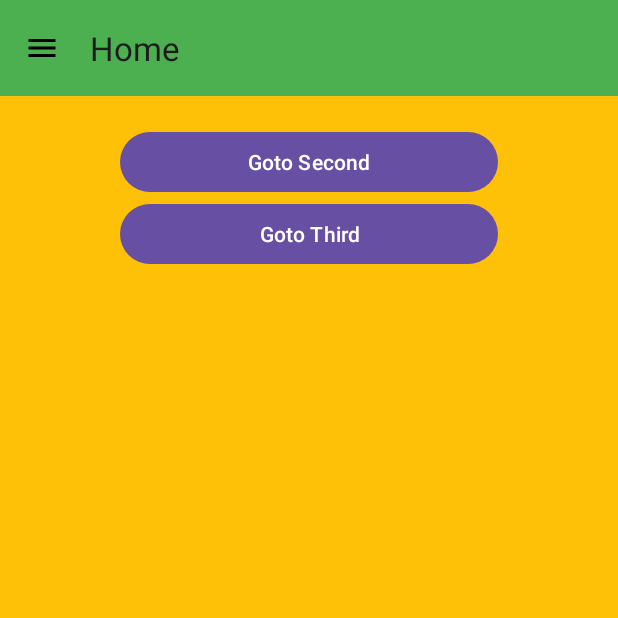
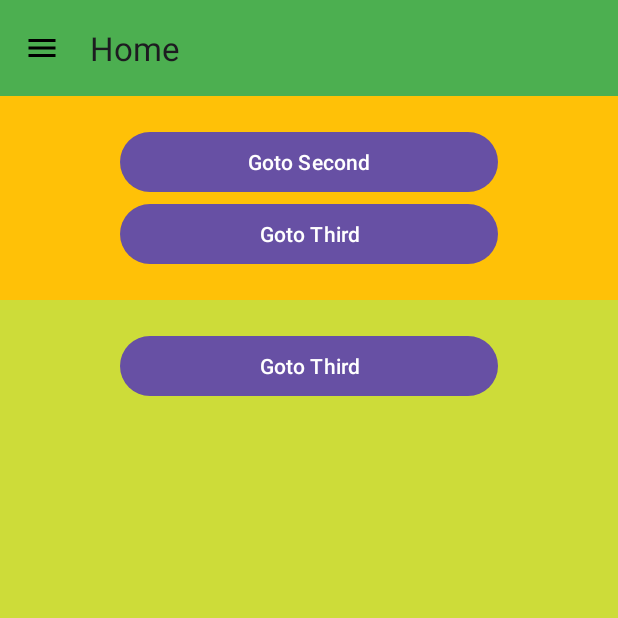
Before and after one commit to AhmedJawadAman/NavigationComponent, an Android app: the screen it shows after launch (MainActivity), on a phone screen of 412 x 824 dp, the top half of it. Run offline under Robolectric (Android 15) with nearby library versions, the phone set to English and light mode, and no system bars; our stand-ins replace navigation-ui.

Commit message:
First Commit

```diff
--- a/app/src/main/java/com/example/navigationcomponent/fragments/FirstFragment.kt
+++ b/app/src/main/java/com/example/navigationcomponent/fragments/FirstFragment.kt
@@ -5,6 +5,7 @@ import android.view.LayoutInflater
 import android.view.View
 import android.view.ViewGroup
 import androidx.fragment.app.Fragment
+import androidx.fragment.app.commit
 import androidx.navigation.fragment.findNavController
 import com.example.navigationcomponent.R
 import com.example.navigationcomponent.databinding.FragmentFirstFragmentBinding
@@ -14,7 +15,7 @@ class FirstFragment : Fragment() {
     override fun onCreateView(
         inflater: LayoutInflater, container: ViewGroup?,
         savedInstanceState: Bundle?
-    ): View? {
+    ): View {
         _binding= FragmentFirstFragmentBinding.inflate(inflater , container, false)
         return _binding.root
 
@@ -30,5 +31,13 @@ class FirstFragment : Fragment() {
 
             findNavController().navigate(R.id.action_firstFragment_to_thirdFragment)
         }
+        loadNestedFragment()
+    }
+    private fun loadNestedFragment() {
+        // Use childFragmentManager to load the nested fragment
+        childFragmentManager.commit {
+            replace(R.id.nestedFragmentContainer, NestedFirstFragment())
+            setReorderingAllowed(true)
+        }
     }
 }
--- /dev/null
+++ b/app/src/main/java/com/example/navigationcomponent/fragments/NestedFirstFragment.kt
@@ -0,0 +1,40 @@
+package com.example.navigationcomponent.fragments
+
+import android.os.Bundle
+import android.view.LayoutInflater
+import android.view.View
+import android.view.ViewGroup
+import androidx.fragment.app.Fragment
+import androidx.navigation.fragment.findNavController
+import com.example.navigationcomponent.R
+import com.example.navigationcomponent.databinding.FragmentNestedFirstBinding
+
+class NestedFirstFragment : Fragment() {
+    private var _binding: FragmentNestedFirstBinding? = null
+    private val binding get() = _binding!!
+
+
+    override fun onCreateView(
+        inflater: LayoutInflater, container: ViewGroup?,
+        savedInstanceState: Bundle?
+    ): View {
+        _binding = FragmentNestedFirstBinding.inflate(inflater, container, false)
+        return binding.root
+
+    }
+    override fun onViewCreated(view: View, savedInstanceState: Bundle?) {
+        super.onViewCreated(view, savedInstanceState)
+
+        // Set click listener for the GoToThird button
+        binding.GoToThird.setOnClickListener {
+            // Use the parent fragment's NavController to navigate to ThirdFragment
+            findNavController().navigate(R.id.thirdFragment)
+        }
+    }
+
+
+    override fun onDestroyView() {
+        super.onDestroyView()
+        _binding = null
+    }
+}
--- a/app/src/main/res/drawable/ic_home.xml
+++ b/app/src/main/res/drawable/ic_home.xml
@@ -1,4 +1,4 @@
-<vector xmlns:android="http://schemas.android.com/apk/res/android" android:height="24dp" android:tint="#000000" android:viewportHeight="24" android:viewportWidth="24" android:width="24dp">
+<vector xmlns:android="http://schemas.android.com/apk/res/android" android:height="24dp" android:tint="#FF5722" android:viewportHeight="24" android:viewportWidth="24" android:width="24dp">
 
     <path android:fillColor="@android:color/white" android:pathData="M10,20v-6h4v6h5v-8h3L12,3 2,12h3v8z"/>
 
--- a/app/src/main/res/drawable/ic_logout.xml
+++ b/app/src/main/res/drawable/ic_logout.xml
@@ -1,4 +1,4 @@
-<vector xmlns:android="http://schemas.android.com/apk/res/android" android:autoMirrored="true" android:height="24dp" android:tint="#000000" android:viewportHeight="24" android:viewportWidth="24" android:width="24dp">
+<vector xmlns:android="http://schemas.android.com/apk/res/android" android:autoMirrored="true" android:height="24dp" android:tint="#FF5722" android:viewportHeight="24" android:viewportWidth="24" android:width="24dp">
 
     <path android:fillColor="@android:color/white" android:pathData="M17,7l-1.41,1.41L18.17,11H8v2h10.17l-2.58,2.58L17,17l5,-5zM4,5h8V3H4c-1.1,0 -2,0.9 -2,2v14c0,1.1 0.9,2 2,2h8v-2H4V5z"/>
 
--- a/app/src/main/res/drawable/ic_profile.xml
+++ b/app/src/main/res/drawable/ic_profile.xml
@@ -1,4 +1,4 @@
-<vector xmlns:android="http://schemas.android.com/apk/res/android" android:height="24dp" android:tint="#000000" android:viewportHeight="24" android:viewportWidth="24" android:width="24dp">
+<vector xmlns:android="http://schemas.android.com/apk/res/android" android:height="24dp" android:tint="#FF5722" android:viewportHeight="24" android:viewportWidth="24" android:width="24dp">
 
     <path android:fillColor="@android:color/white" android:pathData="M21,3H3C1.9,3 1,3.9 1,5v8h2V5h18v16c1.1,0 2,-0.9 2,-2V5C23,3.9 22.1,3 21,3z"/>
 
--- a/app/src/main/res/drawable/ic_settings.xml
+++ b/app/src/main/res/drawable/ic_settings.xml
@@ -1,4 +1,4 @@
-<vector xmlns:android="http://schemas.android.com/apk/res/android" android:height="24dp" android:tint="#000000" android:viewportHeight="24" android:viewportWidth="24" android:width="24dp">
+<vector xmlns:android="http://schemas.android.com/apk/res/android" android:height="24dp" android:tint="#FF5722" android:viewportHeight="24" android:viewportWidth="24" android:width="24dp">
 
     <path android:fillColor="@android:color/white" android:pathData="M19.14,12.94c0.04,-0.3 0.06,-0.61 0.06,-0.94c0,-0.32 -0.02,-0.64 -0.07,-0.94l2.03,-1.58c0.18,-0.14 0.23,-0.41 0.12,-0.61l-1.92,-3.32c-0.12,-0.22 -0.37,-0.29 -0.59,-0.22l-2.39,0.96c-0.5,-0.38 -1.03,-0.7 -1.62,-0.94L14.4,2.81c-0.04,-0.24 -0.24,-0.41 -0.48,-0.41h-3.84c-0.24,0 -0.43,0.17 -0.47,0.41L9.25,5.35C8.66,5.59 8.12,5.92 7.63,6.29L5.24,5.33c-0.22,-0.08 -0.47,0 -0.59,0.22L2.74,8.87C2.62,9.08 2.66,9.34 2.86,9.48l2.03,1.58C4.84,11.36 4.8,11.69 4.8,12s0.02,0.64 0.07,0.94l-2.03,1.58c-0.18,0.14 -0.23,0.41 -0.12,0.61l1.92,3.32c0.12,0.22 0.37,0.29 0.59,0.22l2.39,-0.96c0.5,0.38 1.03,0.7 1.62,0.94l0.36,2.54c0.05,0.24 0.24,0.41 0.48,0.41h3.84c0.24,0 0.44,-0.17 0.47,-0.41l0.36,-2.54c0.59,-0.24 1.13,-0.56 1.62,-0.94l2.39,0.96c0.22,0.08 0.47,0 0.59,-0.22l1.92,-3.32c0.12,-0.22 0.07,-0.47 -0.12,-0.61L19.14,12.94zM12,15.6c-1.98,0 -3.6,-1.62 -3.6,-3.6s1.62,-3.6 3.6,-3.6s3.6,1.62 3.6,3.6S13.98,15.6 12,15.6z"/>
 
--- a/app/src/main/res/drawable/ic_user.xml
+++ b/app/src/main/res/drawable/ic_user.xml
@@ -1,4 +1,4 @@
-<vector xmlns:android="http://schemas.android.com/apk/res/android" android:height="24dp" android:tint="#000000" android:viewportHeight="24" android:viewportWidth="24" android:width="24dp">
+<vector xmlns:android="http://schemas.android.com/apk/res/android" android:height="24dp" android:tint="#FF5722" android:viewportHeight="24" android:viewportWidth="24" android:width="24dp">
 
     <path android:fillColor="@android:color/white" android:pathData="M11.99,2c-5.52,0 -10,4.48 -10,10s4.48,10 10,10 10,-4.48 10,-10 -4.48,-10 -10,-10zM15.6,8.34c1.07,0 1.93,0.86 1.93,1.93 0,1.07 -0.86,1.93 -1.93,1.93 -1.07,0 -1.93,-0.86 -1.93,-1.93 -0.01,-1.07 0.86,-1.93 1.93,-1.93zM9.6,6.76c1.3,0 2.36,1.06 2.36,2.36 0,1.3 -1.06,2.36 -2.36,2.36s-2.36,-1.06 -2.36,-2.36c0,-1.31 1.05,-2.36 2.36,-2.36zM9.6,15.89v3.75c-2.4,-0.75 -4.3,-2.6 -5.14,-4.96 1.05,-1.12 3.67,-1.69 5.14,-1.69 0.53,0 1.2,0.08 1.9,0.22 -1.64,0.87 -1.9,2.02 -1.9,2.68zM11.99,20c-0.27,0 -0.53,-0.01 -0.79,-0.04v-4.07c0,-1.42 2.94,-2.13 4.4,-2.13 1.07,0 2.92,0.39 3.84,1.15 -1.17,2.97 -4.06,5.09 -7.45,5.09z"/>
 
--- a/app/src/main/res/layout/activity_main.xml
+++ b/app/src/main/res/layout/activity_main.xml
@@ -1,6 +1,5 @@
 <?xml version="1.0" encoding="utf-8"?>
-<androidx.drawerlayout.widget.DrawerLayout
-    xmlns:android="http://schemas.android.com/apk/res/android"
+<androidx.drawerlayout.widget.DrawerLayout xmlns:android="http://schemas.android.com/apk/res/android"
     xmlns:app="http://schemas.android.com/apk/res-auto"
     xmlns:tools="http://schemas.android.com/tools"
     android:id="@+id/drawer_layout"
@@ -33,9 +32,9 @@
             android:layout_width="match_parent"
             android:layout_height="0dp"
             app:defaultNavHost="true"
+            app:layout_constraintBottom_toBottomOf="parent"
+            app:layout_constraintStart_toStartOf="parent"
             app:layout_constraintTop_toBottomOf="@+id/topAppBar"
-            app:layout_constraintStart_toStartOf="parent"
-            app:layout_constraintBottom_toBottomOf="parent"
             app:navGraph="@navigation/nev_main" />
     </androidx.constraintlayout.widget.ConstraintLayout>
 
@@ -45,48 +44,8 @@
         android:layout_width="wrap_content"
         android:layout_height="match_parent"
         android:layout_gravity="start"
-        app:menu="@menu/drawer_menu"
-        app:headerLayout="@layout/drawer_header" />
+        app:headerLayout="@layout/drawer_header"
+        app:itemIconTint="#FF5722"
+        app:itemTextColor="@color/black"
+        app:menu="@menu/drawer_menu" />
 </androidx.drawerlayout.widget.DrawerLayout>
-
-    <!--
-    <?xml version="1.0" encoding="utf-8"?>
-    <androidx.constraintlayout.widget.ConstraintLayout xmlns:android="http://schemas.android.com/apk/res/android"
-        xmlns:app="http://schemas.android.com/apk/res-auto"
-        xmlns:tools="http://schemas.android.com/tools"
-        android:id="@+id/main"
-        android:layout_width="match_parent"
-        android:layout_height="match_parent"
-        tools:context=".MainActivity">
-
-        <com.google.android.material.appbar.MaterialToolbar
-            android:id="@+id/topAppBar"
-            android:layout_width="0dp"
-            android:layout_height="?attr/actionBarSize"
-            android:background="#4CAF50"
-            android:elevation="4dp"
-            app:layout_constraintEnd_toEndOf="parent"
-            app:layout_constraintStart_toStartOf="parent"
-            app:layout_constraintTop_toTopOf="parent"
-            app:navigationIcon="@drawable/ic_menu"
-            app:title="Home" />
-
-        <androidx.fragment.app.FragmentContainerView
-            android:id="@+id/nav_host_fragment"
-            android:name="androidx.navigation.fragment.NavHostFragment"
-            android:layout_width="match_parent"
-            android:layout_height="0dp"
-            app:defaultNavHost="true"
-            app:layout_constraintTop_toBottomOf="@+id/topAppBar"
-            app:layout_constraintStart_toStartOf="parent"
-            app:layout_constraintBottom_toBottomOf="parent"
-            app:navGraph="@navigation/nev_main" />
-
-        <com.google.android.material.navigation.NavigationView
-            android:id="@+id/navigation_view"
-            android:layout_width="wrap_content"
-            android:layout_height="match_parent"
-            android:layout_gravity="start"
-            app:menu="@menu/drawer_menu"
-            app:headerLayout="@layout/drawer_header" />
-    </androidx.constraintlayout.widget.ConstraintLayout>-->
--- a/app/src/main/res/layout/fragment_first_fragment.xml
+++ b/app/src/main/res/layout/fragment_first_fragment.xml
@@ -1,5 +1,6 @@
 <?xml version="1.0" encoding="utf-8"?>
-<RelativeLayout xmlns:android="http://schemas.android.com/apk/res/android"
+<androidx.constraintlayout.widget.ConstraintLayout xmlns:android="http://schemas.android.com/apk/res/android"
+    xmlns:app="http://schemas.android.com/apk/res-auto"
     xmlns:tools="http://schemas.android.com/tools"
     android:layout_width="match_parent"
     android:layout_height="match_parent"
@@ -10,14 +11,26 @@
         android:id="@+id/GoToSecond"
         android:layout_width="match_parent"
         android:layout_height="wrap_content"
+        android:layout_marginHorizontal="80dp"
         android:layout_marginTop="20dp"
-        android:layout_marginHorizontal="80dp"
-        android:text="@string/goto_second"/>
+        android:text="@string/goto_second"
+        app:layout_constraintTop_toTopOf="parent" />
+
     <Button
         android:id="@+id/GoToThird"
         android:layout_width="match_parent"
         android:layout_height="wrap_content"
+        android:layout_below="@+id/GoToSecond"
         android:layout_marginHorizontal="80dp"
-        android:layout_below="@+id/GoToSecond"
-        android:text="@string/goto_third"/>
-</RelativeLayout>
+        android:text="@string/goto_third"
+        app:layout_constraintTop_toBottomOf="@+id/GoToSecond" />
+
+    <androidx.fragment.app.FragmentContainerView
+        android:id="@+id/nestedFragmentContainer"
+        android:layout_width="match_parent"
+        android:layout_height="0dp"
+        android:layout_marginTop="20dp"
+        app:layout_constraintTop_toBottomOf="@+id/GoToThird"
+        app:layout_constraintBottom_toBottomOf="parent"
+        tools:layout="@layout/fragment_nested_first" />
+</androidx.constraintlayout.widget.ConstraintLayout>
--- /dev/null
+++ b/app/src/main/res/layout/fragment_nested_first.xml
@@ -0,0 +1,17 @@
+<?xml version="1.0" encoding="utf-8"?>
+<FrameLayout xmlns:android="http://schemas.android.com/apk/res/android"
+    xmlns:tools="http://schemas.android.com/tools"
+    android:layout_width="match_parent"
+    android:layout_height="match_parent"
+    android:background="#CDDC39"
+    tools:context=".fragments.NestedFirstFragment">
+
+    <Button
+        android:id="@+id/GoToThird"
+        android:layout_width="match_parent"
+        android:layout_height="wrap_content"
+        android:layout_marginHorizontal="80dp"
+        android:layout_marginTop="20dp"
+        android:text="@string/goto_third"/>
+
+</FrameLayout>
--- a/app/src/main/res/values/strings.xml
+++ b/app/src/main/res/values/strings.xml
@@ -14,4 +14,5 @@
     <string name="logout">Logout</string>
     <string name="open_drawer">Open Drawer</string>
     <string name="close_drawer">Close Drawer</string>
+    <string name="image">Image</string>
 </resources>
```
Also changed, not shown: app/src/main/java/com/example/navigationcomponent/MainActivity.kt (+0 -70 lines), app/src/main/java/com/example/navigationcomponent/fragments/NestedSecondFragment.kt (added, +19 -0 lines), app/src/main/res/layout/drawer_header.xml (+4 -4 lines), app/src/main/res/layout/fragment_nested_second.xml (added, +14 -0 lines).
